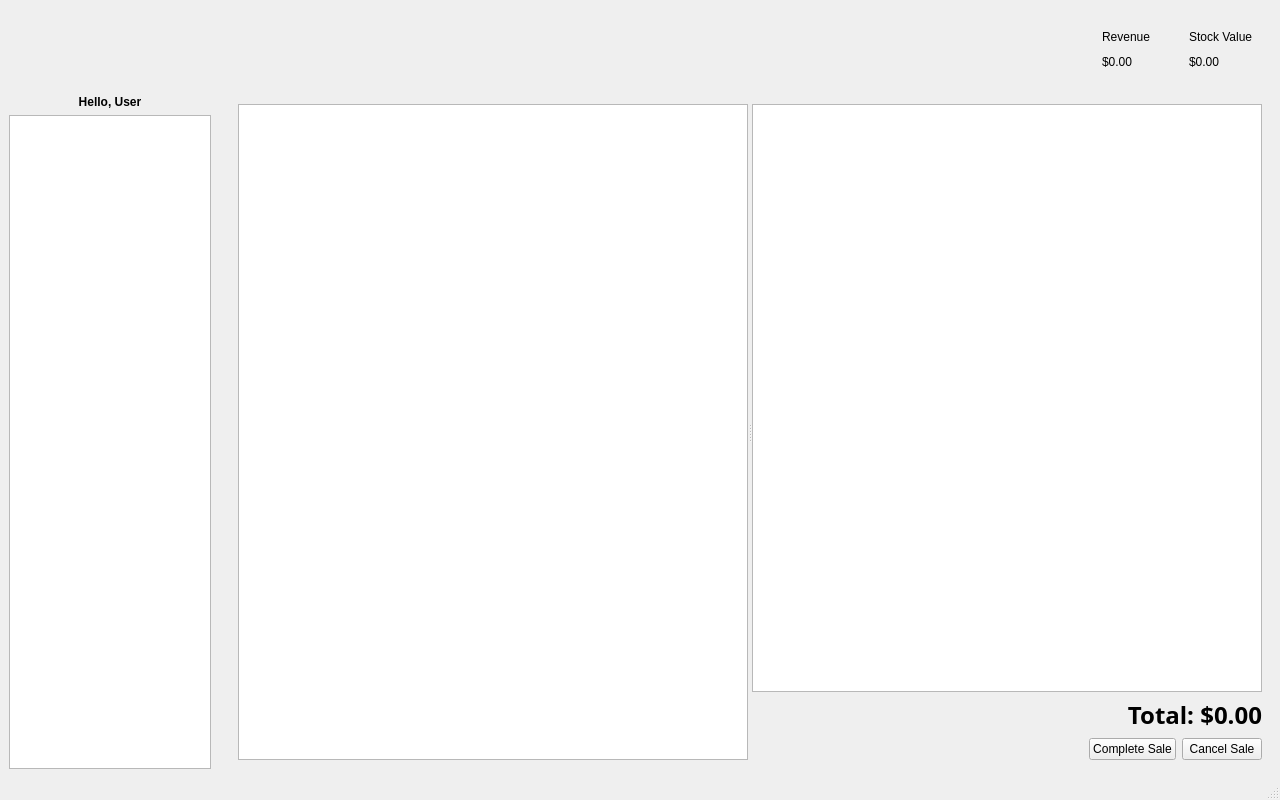
First picture: the form in mainwindow.ui, repository NoureddineDRIOUECH/POS, before the edit.
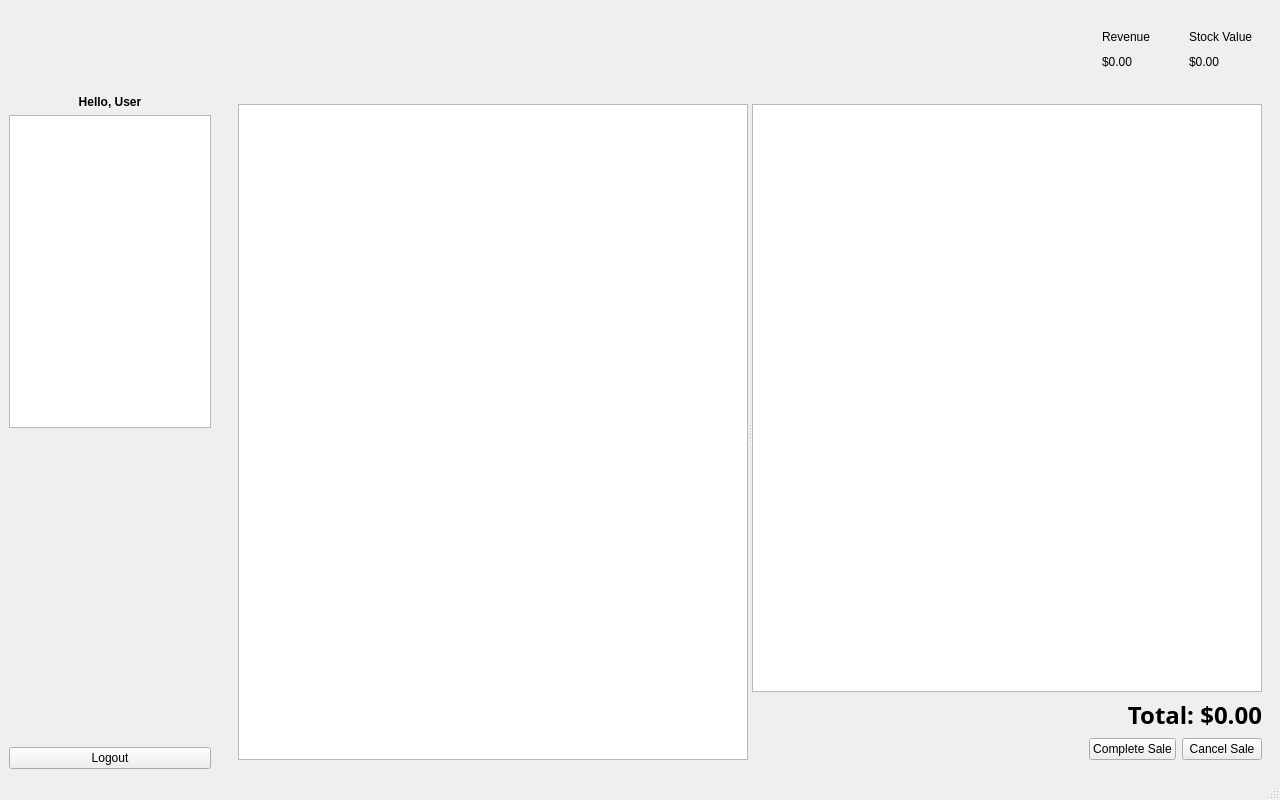
Second picture: the form after the edit. Icons and pictures are not drawn.

Commit message: feat: add logout Logic

What changed in the file:
```diff
--- a/mainwindow.ui
+++ b/mainwindow.ui
@@ -95,6 +95,26 @@
          </property>
         </widget>
        </item>
+       <item>
+        <spacer name="verticalSpacer">
+         <property name="orientation">
+          <enum>Qt::Vertical</enum>
+         </property>
+         <property name="sizeHint" stdset="0">
+          <size>
+           <width>20</width>
+           <height>40</height>
+          </size>
+         </property>
+        </spacer>
+       </item>
+       <item>
+        <widget class="QPushButton" name="logoutButton">
+         <property name="text">
+          <string>Logout</string>
+         </property>
+        </widget>
+       </item>
       </layout>
      </widget>
     </item>
```
The commit also changes 3 other files.
